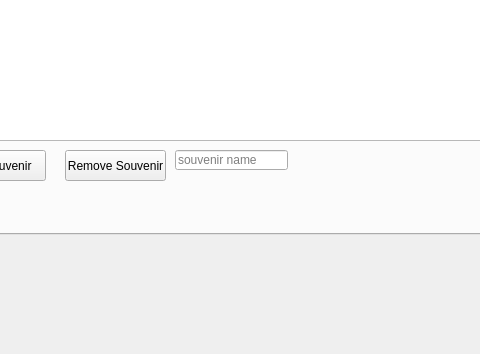
Above: adminwindow.ui from rizzi-trevor/Proj2TempRepo before the change; both pictures show x 107 to 587 and y 246 to 600 of the 800 by 600 pixel window. Below: the same form after it.
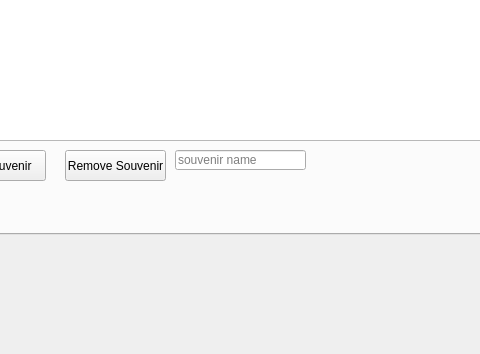
That is the form after the change.

```diff
--- a/adminwindow.ui
+++ b/adminwindow.ui
@@ -156,7 +156,7 @@
        <rect>
         <x>240</x>
         <y>360</y>
-        <width>113</width>
+        <width>131</width>
         <height>20</height>
        </rect>
       </property>
```
